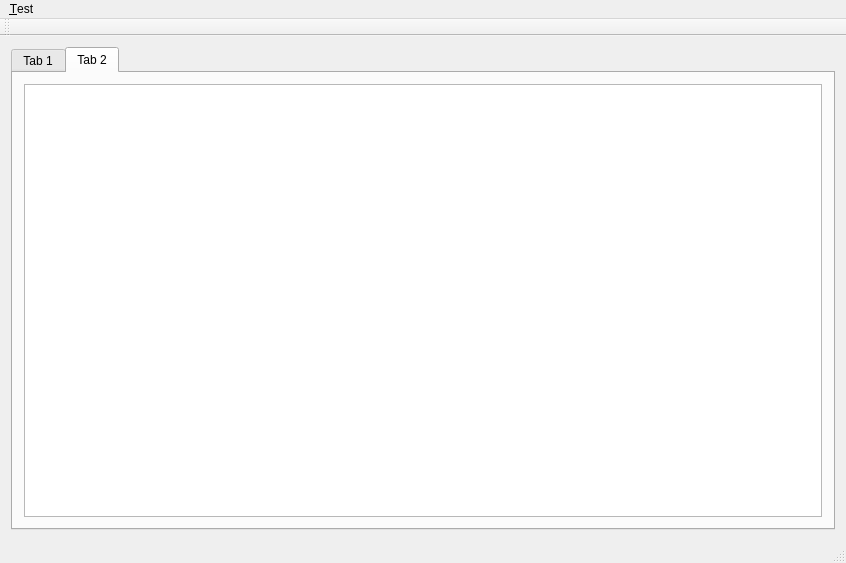
Before: the Qt Designer form ListWidget/mainwindow.ui in trumpton/QtDiagnostic, drawn with Qt 5.
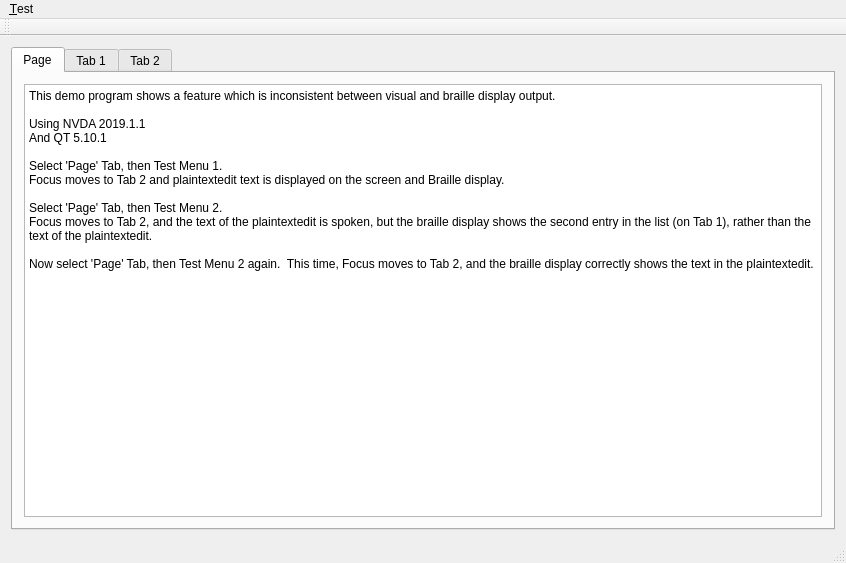
After: the same form once the commit is applied.

Commit message: Braille Display Feature

Diff of the .ui file:
```diff
--- a/ListWidget/mainwindow.ui
+++ b/ListWidget/mainwindow.ui
@@ -18,8 +18,34 @@
     <item>
      <widget class="QTabWidget" name="tabWidget">
       <property name="currentIndex">
-       <number>1</number>
+       <number>0</number>
       </property>
+      <widget class="QWidget" name="tab">
+       <attribute name="title">
+        <string>Page</string>
+       </attribute>
+       <layout class="QHBoxLayout" name="horizontalLayout_4">
+        <item>
+         <widget class="QPlainTextEdit" name="plainTextEdit_2">
+          <property name="plainText">
+           <string>This demo program shows a feature which is inconsistent between visual and braille display output.
+
+Using NVDA 2019.1.1
+And QT 5.10.1
+
+Select 'Page' Tab, then Test Menu 1.
+Focus moves to Tab 2 and plaintextedit text is displayed on the screen and Braille display.
+
+Select 'Page' Tab, then Test Menu 2.
+Focus moves to Tab 2, and the text of the plaintextedit is spoken, but the braille display shows the second entry in the list (on Tab 1), rather than the text of the plaintextedit.
+
+Now select 'Page' Tab, then Test Menu 2 again.  This time, Focus moves to Tab 2, and the braille display correctly shows the text in the plaintextedit.
+</string>
+          </property>
+         </widget>
+        </item>
+       </layout>
+      </widget>
       <widget class="QWidget" name="tab_1">
        <attribute name="title">
         <string>Tab 1</string>
```
Left out of the diff: 12 changed lines with no effect on the pictures. The commit also changes 2 other files.
